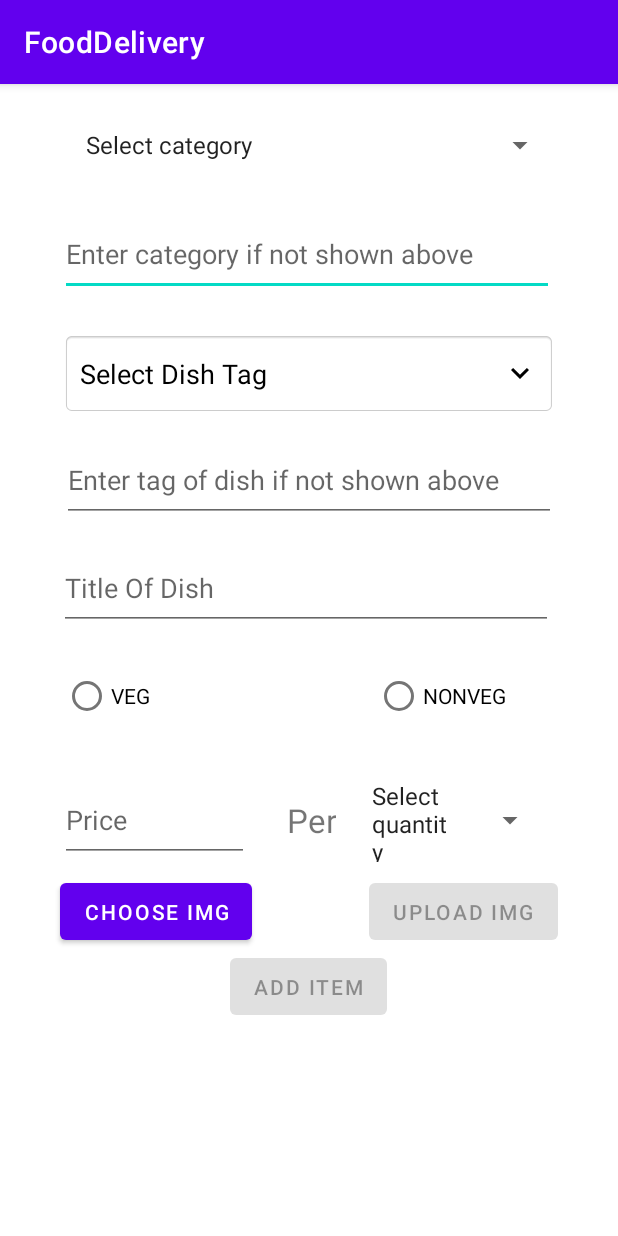
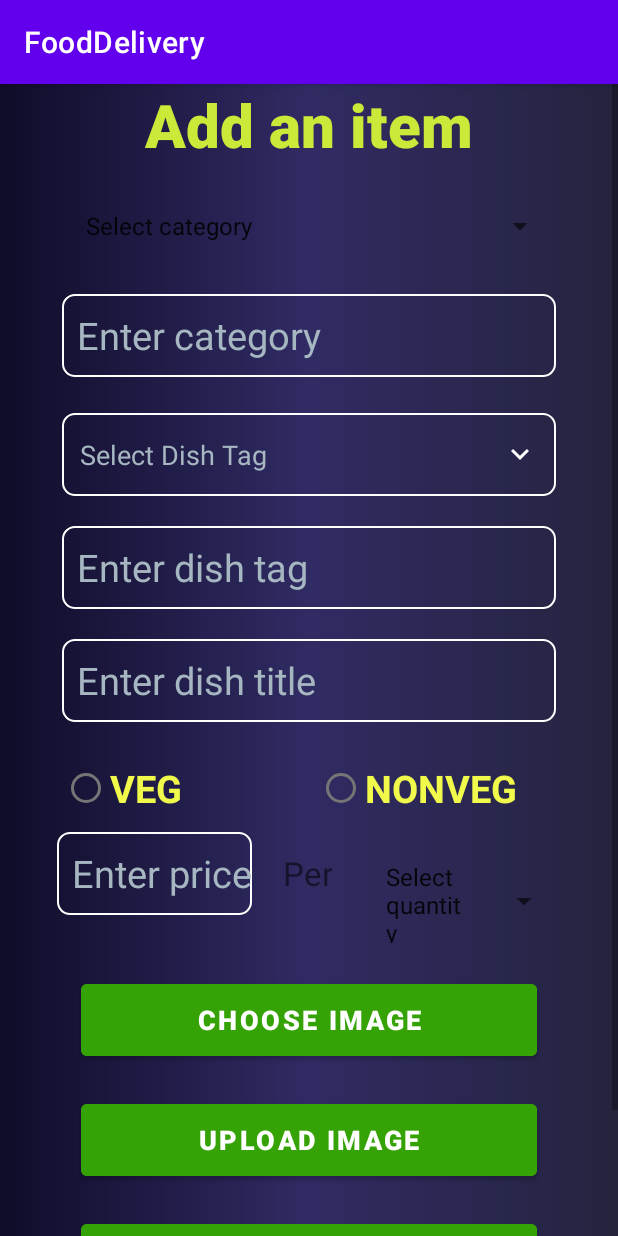
Before and after one commit to Div7195/FoodDeliveryApp, an Android app: the AddItemActivity screen opened directly, with no data from a screen before it, on a phone screen of 412 x 824 dp. Run offline under Robolectric (Android 15) with nearby library versions, the phone set to English and light mode, and no system bars; our stand-ins replace Firebase (no records; nobody signed in at launch, a user with empty details on screens opened directly); 3 statements that could not run were skipped.

Commit message:
continued UI work

```diff
--- a/app/src/main/res/drawable/baseline_add_25.xml
+++ b/app/src/main/res/drawable/baseline_add_25.xml
@@ -1,4 +1,4 @@
-<vector android:height="24dp" android:tint="#10780E"
+<vector android:height="24dp" android:tint="#35a306"
     android:viewportHeight="24" android:viewportWidth="24"
     android:width="24dp" xmlns:android="http://schemas.android.com/apk/res/android">
     <path android:fillColor="@android:color/white" android:pathData="M19,13h-6v6h-2v-6H5v-2h6V5h2v6h6v2z"/>
--- a/app/src/main/res/drawable/baseline_arrow_forward_24.xml
+++ b/app/src/main/res/drawable/baseline_arrow_forward_24.xml
@@ -1,5 +1,5 @@
 <vector android:autoMirrored="true" android:height="24dp"
-    android:tint="#838383" android:viewportHeight="24"
+    android:tint="#FFFFFF" android:viewportHeight="24"
     android:viewportWidth="24" android:width="24dp" xmlns:android="http://schemas.android.com/apk/res/android">
     <path android:fillColor="@android:color/white" android:pathData="M12,4l-1.41,1.41L16.17,11H4v2h12.17l-5.58,5.59L12,20l8,-8z"/>
 </vector>
--- a/app/src/main/res/drawable/baseline_horizontal_rule_25.xml
+++ b/app/src/main/res/drawable/baseline_horizontal_rule_25.xml
@@ -1,4 +1,4 @@
-<vector android:height="24dp" android:tint="#10780E"
+<vector android:height="24dp" android:tint="#35a306"
     android:viewportHeight="24" android:viewportWidth="24"
     android:width="24dp" xmlns:android="http://schemas.android.com/apk/res/android">
     <path android:fillColor="@android:color/white"
--- a/app/src/main/res/drawable/baseline_keyboard_arrow_down_24.xml
+++ b/app/src/main/res/drawable/baseline_keyboard_arrow_down_24.xml
@@ -1,4 +1,4 @@
-<vector android:height="24dp" android:tint="#000000"
+<vector android:height="24dp" android:tint="#FFFFFF"
     android:viewportHeight="24" android:viewportWidth="24"
     android:width="24dp" xmlns:android="http://schemas.android.com/apk/res/android">
     <path android:fillColor="@android:color/white" android:pathData="M7.41,8.59L12,13.17l4.59,-4.58L18,10l-6,6 -6,-6 1.41,-1.41z"/>
--- /dev/null
+++ b/app/src/main/res/drawable/round_outline.xml
@@ -0,0 +1,5 @@
+<shape xmlns:android="http://schemas.android.com/apk/res/android"
+    android:shape="rectangle">
+    <corners android:radius="10dp" />
+
+</shape>
--- a/app/src/main/res/layout/activity_add_item.xml
+++ b/app/src/main/res/layout/activity_add_item.xml
@@ -1,174 +1,132 @@
 <?xml version="1.0" encoding="utf-8"?>
-<androidx.constraintlayout.widget.ConstraintLayout xmlns:android="http://schemas.android.com/apk/res/android"
+<LinearLayout xmlns:android="http://schemas.android.com/apk/res/android"
     xmlns:app="http://schemas.android.com/apk/res-auto"
     xmlns:tools="http://schemas.android.com/tools"
     android:layout_width="match_parent"
     android:layout_height="match_parent"
+    android:orientation="vertical"
+    android:background="@drawable/gradient_background"
     tools:context="div.appd.divfoodzdeliveryapp.AddItemActivity"
     tools:ignore="MissingClass">
 
     <!-- text view to show the selected item-->
+    <ScrollView
+        android:layout_width="match_parent"
+        android:layout_height="wrap_content"
+        >
 
+
+<LinearLayout
+    android:layout_width="match_parent"
+    android:layout_height="wrap_content"
+    android:orientation="vertical"
+    android:gravity="center_horizontal"
+
+    >
+
+    <TextView
+        android:layout_width="match_parent"
+        android:layout_height="wrap_content"
+        android:fontFamily="sans-serif-black"
+        android:text="Add an item"
+        android:textColor="#caea39"
+        android:gravity="center_horizontal"
+        android:textSize="40sp" />
     <Spinner
         android:id="@+id/spinnerCategory"
         android:layout_width="329dp"
         android:layout_height="50dp"
         android:layout_marginTop="16dp"
         android:contentDescription="category"
-        app:layout_constraintEnd_toEndOf="parent"
-        app:layout_constraintStart_toStartOf="parent"
-        app:layout_constraintTop_toBottomOf="@+id/radioStock" />
+         />
 
     <EditText
         android:id="@+id/categoryField"
         android:layout_width="329dp"
         android:layout_height="55dp"
+        android:paddingStart="10dp"
+        android:layout_gravity="center_horizontal"
+        android:background="@drawable/border_text"
+        android:textSize="25sp"
+        android:textColor="@color/white"
+        android:textColorHint="#A7B7C2"
         android:layout_marginTop="20dp"
-        android:ems="10"
-        android:hint="Enter category if not shown above"
-        android:inputType="textPersonName"
-        app:layout_constraintEnd_toEndOf="parent"
-        app:layout_constraintHorizontal_bias="0.487"
-        app:layout_constraintStart_toStartOf="parent"
-        app:layout_constraintTop_toBottomOf="@+id/spinnerCategory" />
+        android:hint="Enter category"/>
+
 
     <TextView
         android:id="@+id/spinnerDishType"
         android:layout_width="329dp"
         android:layout_height="55dp"
         android:layout_marginTop="24dp"
-        android:textColor="@color/black"
-        android:background="@android:drawable/editbox_background"
+        android:textColor="@color/white"
         android:drawableEnd="@drawable/baseline_keyboard_arrow_down_24"
         android:gravity="center_vertical"
-        android:textColorHint="@color/black"
         android:hint="Select Dish Tag"
+        android:background="@drawable/border_text"
+        android:textColorHint="#A7B7C2"
         android:padding="12dp"
         android:textSize="18sp"
-        app:layout_constraintEnd_toEndOf="parent"
-        app:layout_constraintStart_toStartOf="parent"
-        app:layout_constraintTop_toBottomOf="@+id/categoryField" />
-
+         />
+    <EditText
+        android:id="@+id/dishTypeField"
+        android:layout_width="329dp"
+        android:layout_height="55dp"
+        android:paddingStart="10dp"
+        android:layout_gravity="center_horizontal"
+        android:background="@drawable/border_text"
+        android:hint="Enter dish tag"
+        android:textSize="25sp"
+        android:textColor="@color/white"
+        android:textColorHint="#A7B7C2"
+        android:layout_marginTop="20dp"/>
     <EditText
         android:id="@+id/dishTitleField"
         android:layout_width="329dp"
         android:layout_height="55dp"
-        android:layout_marginTop="88dp"
-        android:ems="10"
-        android:hint="Title Of Dish"
-        android:inputType="textPersonName"
-        app:layout_constraintEnd_toEndOf="parent"
-        app:layout_constraintHorizontal_bias="0.475"
-        app:layout_constraintStart_toStartOf="parent"
-        app:layout_constraintTop_toBottomOf="@+id/spinnerDishType" />
+        android:paddingStart="10dp"
+        android:layout_gravity="center_horizontal"
+        android:background="@drawable/border_text"
+        android:textSize="25sp"
+        android:textColor="@color/white"
+        android:textColorHint="#A7B7C2"
+        android:layout_marginTop="20dp"
+        android:hint="Enter dish title"/>
 
     <RadioGroup
         android:id="@+id/radioGroupVedNonveg"
         android:layout_width="329dp"
-        android:layout_height="55dp"
+        android:layout_height="wrap_content"
         android:layout_marginTop="20dp"
         android:orientation="horizontal"
-        app:layout_constraintEnd_toEndOf="parent"
-        app:layout_constraintHorizontal_bias="0.512"
-        app:layout_constraintStart_toStartOf="parent"
-        app:layout_constraintTop_toBottomOf="@+id/dishTitleField">
+        >
 
         <RadioButton
             android:id="@+id/radioVeg"
             android:layout_width="wrap_content"
             android:layout_height="wrap_content"
+            android:textColor="#f1fa4b"
+            android:textSize="25sp"
+            android:textStyle="bold"
             android:text="VEG" />
 
         <RadioButton
             android:id="@+id/radioNonveg"
             android:layout_width="wrap_content"
             android:layout_height="wrap_content"
-            android:layout_marginLeft="150dp"
+            android:layout_marginLeft="90dp"
+            android:textColor="#f1fa4b"
+            android:textSize="25sp"
+            android:textStyle="bold"
             android:text="NONVEG" />
 
     </RadioGroup>
 
-    <EditText
-        android:id="@+id/priceField"
-        android:layout_width="126dp"
-        android:layout_height="55dp"
-        android:layout_marginStart="40dp"
-        android:layout_marginTop="24dp"
-        android:ems="10"
-        android:hint="Price"
-        android:inputType="number"
-        app:layout_constraintEnd_toStartOf="@+id/textView3"
-        app:layout_constraintHorizontal_bias="0.0"
-        app:layout_constraintStart_toStartOf="parent"
-        app:layout_constraintTop_toBottomOf="@+id/radioGroupVedNonveg" />
 
-    <TextView
-        android:id="@+id/textView3"
-        android:layout_width="wrap_content"
-        android:layout_height="55dp"
-        android:layout_marginEnd="8dp"
-        android:gravity="center"
-        android:text="Per"
-        android:textSize="22sp"
-        app:layout_constraintBottom_toBottomOf="@+id/priceField"
-        app:layout_constraintEnd_toStartOf="@+id/spinnerQuantity" />
 
-    <Spinner
-        android:id="@+id/spinnerQuantity"
-        android:layout_width="132dp"
-        android:layout_height="55dp"
-        android:layout_marginEnd="48dp"
-        android:contentDescription="quantity"
-        app:layout_constraintBottom_toBottomOf="@+id/priceField"
-        app:layout_constraintEnd_toEndOf="parent" />
 
-    <Button
-        android:id="@+id/chooseButton"
-        android:layout_width="wrap_content"
-        android:layout_height="50dp"
-        android:layout_marginStart="40dp"
-        android:layout_marginTop="8dp"
-        android:text="Choose Img"
-        app:layout_constraintEnd_toStartOf="@+id/addItemButton"
-        app:layout_constraintHorizontal_bias="0.0"
-        app:layout_constraintStart_toStartOf="parent"
-        app:layout_constraintTop_toBottomOf="@+id/priceField" />
 
-    <Button
-        android:id="@+id/addItemButton"
-        android:layout_width="wrap_content"
-        android:layout_height="50dp"
-        android:enabled="false"
-        android:text="Add Item"
-        app:layout_constraintBottom_toBottomOf="parent"
-        app:layout_constraintEnd_toStartOf="@+id/progressBarAddingItem"
-        app:layout_constraintHorizontal_bias="0.917"
-        app:layout_constraintStart_toStartOf="parent"
-        app:layout_constraintTop_toBottomOf="@+id/chooseButton"
-        app:layout_constraintVertical_bias="0.0" />
 
-    <Button
-        android:id="@+id/uploadImgButton"
-        android:layout_width="wrap_content"
-        android:layout_height="50dp"
-        android:layout_marginEnd="40dp"
-        android:enabled="false"
-        android:text="Upload Img"
-        app:layout_constraintBottom_toBottomOf="@+id/chooseButton"
-        app:layout_constraintEnd_toEndOf="parent" />
-
-    <EditText
-        android:id="@+id/dishTypeField"
-        android:layout_width="329dp"
-        android:layout_height="55dp"
-        android:layout_marginTop="16dp"
-        android:ems="10"
-        android:hint="Enter tag of dish if not shown above"
-        android:inputType="textPersonName"
-        app:layout_constraintEnd_toEndOf="parent"
-        app:layout_constraintHorizontal_bias="0.497"
-        app:layout_constraintStart_toStartOf="parent"
-        app:layout_constraintTop_toBottomOf="@+id/spinnerDishType" />
 
     <RadioButton
         android:id="@+id/radioStock"
@@ -181,15 +139,89 @@
         app:layout_constraintHorizontal_bias="0.15"
         app:layout_constraintStart_toStartOf="parent"
         app:layout_constraintTop_toTopOf="parent" />
+    <LinearLayout
+        android:layout_width="match_parent"
+        android:layout_height="wrap_content"
+        android:orientation="horizontal"
+        android:layout_marginTop="5dp"
+        android:gravity="center_horizontal"
+        >
 
+
+        <EditText
+            android:id="@+id/priceField"
+            android:layout_width="wrap_content"
+            android:layout_height="55dp"
+            android:paddingStart="10dp"
+            android:layout_gravity="center_horizontal"
+            android:background="@drawable/border_text"
+            android:textSize="25sp"
+            android:textColor="@color/white"
+            android:textColorHint="#A7B7C2"
+            android:layout_marginTop="20dp"
+            android:hint="Enter price"/>
+
+        <TextView
+            android:id="@+id/textView3"
+            android:layout_width="wrap_content"
+            android:layout_height="55dp"
+            android:layout_marginStart="20dp"
+            android:gravity="center"
+            android:text="Per"
+            android:textSize="22sp"
+            app:layout_constraintBottom_toBottomOf="@+id/priceField"
+            app:layout_constraintEnd_toStartOf="@+id/spinnerQuantity" />
+
+        <Spinner
+            android:id="@+id/spinnerQuantity"
+            android:layout_width="132dp"
+            android:layout_height="55dp"
+            android:layout_marginStart="20dp"
+            android:contentDescription="quantity"
+            app:layout_constraintBottom_toBottomOf="@+id/priceField"
+            app:layout_constraintEnd_toEndOf="parent" />
+    </LinearLayout>
+    <Button
+        android:id="@+id/chooseButton"
+        android:layout_width="304dp"
+        android:layout_height="60dp"
+        android:layout_marginTop="20dp"
+        android:textSize="18sp"
+        android:text="Choose image"
+        android:textStyle="bold"
+        android:backgroundTint="#35a306"
+        />
+
+
+
+
+    <Button
+        android:id="@+id/uploadImgButton"
+        android:layout_width="304dp"
+        android:layout_height="60dp"
+        android:layout_marginTop="20dp"
+        android:textSize="18sp"
+        android:text="Upload image"
+        android:textStyle="bold"
+        android:backgroundTint="#35a306"
+        />
+    <Button
+        android:id="@+id/addItemButton"
+        android:layout_width="304dp"
+        android:layout_height="60dp"
+        android:layout_marginTop="20dp"
+        android:textSize="18sp"
+        android:text="Add item"
+        android:textStyle="bold"
+        android:backgroundTint="#35a306"
+        />
     <ProgressBar
         android:id="@+id/progressBarAddingItem"
         style="?android:attr/progressBarStyle"
         android:layout_width="wrap_content"
         android:layout_height="wrap_content"
-        android:layout_marginEnd="92dp"
         android:visibility="invisible"
-        app:layout_constraintBottom_toBottomOf="@+id/addItemButton"
-        app:layout_constraintEnd_toEndOf="parent" />
-
-</androidx.constraintlayout.widget.ConstraintLayout>
+         />
+        </LinearLayout>
+    </ScrollView>
+</LinearLayout>
--- a/app/src/main/res/layout/activity_dishes_explore.xml
+++ b/app/src/main/res/layout/activity_dishes_explore.xml
@@ -6,6 +6,7 @@
     android:layout_width="match_parent"
     android:layout_height="match_parent"
     android:id="@+id/ll_parent_1"
+    android:background="@drawable/gradient_background"
     android:orientation="vertical"
     >
 
--- a/app/src/main/res/layout/activity_dishtype_explore.xml
+++ b/app/src/main/res/layout/activity_dishtype_explore.xml
@@ -4,6 +4,7 @@
     xmlns:tools="http://schemas.android.com/tools"
     android:layout_width="match_parent"
     android:layout_height="match_parent"
+    android:background="@drawable/gradient_background"
     tools:context="div.appd.divfoodzdeliveryapp.DishtypeExploreActivity">
 
     <ProgressBar
--- a/app/src/main/res/layout/activity_menu_edit.xml
+++ b/app/src/main/res/layout/activity_menu_edit.xml
@@ -6,6 +6,7 @@
     android:layout_width="match_parent"
     android:layout_height="match_parent"
     android:orientation="vertical"
+    android:background="@drawable/gradient_background"
     >
 
     <LinearLayout
--- a/app/src/main/res/layout/activity_orders_list.xml
+++ b/app/src/main/res/layout/activity_orders_list.xml
@@ -5,6 +5,7 @@
     tools:context="div.appd.divfoodzdeliveryapp.OrdersListActivity"
     android:layout_width="match_parent"
     android:layout_height="match_parent"
+    android:background="@drawable/gradient_background"
     android:orientation="vertical"
     >
 
--- a/app/src/main/res/layout/restaurent_item.xml
+++ b/app/src/main/res/layout/restaurent_item.xml
@@ -2,6 +2,7 @@
     android:layout_width="match_parent"
     android:layout_height="wrap_content"
     android:layout_marginBottom="20dp"
+    android:background="@drawable/border_text"
     >
 
     <!-- Food Image -->
@@ -26,6 +27,7 @@
         android:layout_marginTop="12dp"
         android:layout_toEndOf="@+id/image_restaurent"
         android:text="Domino's Pizza"
+        android:textColor="#7ae1e7"
         android:textSize="25sp"
         android:textStyle="bold" />
 
@@ -38,6 +40,7 @@
         android:layout_marginTop="4dp"
         android:layout_toEndOf="@+id/image_restaurent"
         android:text="Restaurent"
+        android:textColor="@color/white"
         android:textSize="18sp" />
 
     <TextView
@@ -47,6 +50,8 @@
         android:layout_below="@+id/dishOrResto"
         android:layout_marginStart="26dp"
         android:layout_marginTop="8dp"
+        android:textColor="#f1fa4b"
+        android:textStyle="italic"
         android:layout_toEndOf="@+id/image_restaurent"
         android:text="Pizza, Bread, Rolls, Burgers"
         android:textSize="18sp" />
```
Also changed, not shown: app/src/main/res/layout/activity_order_view_user.xml (+66 -26 lines), app/src/main/res/layout/activity_user_resto.xml (+9 -2 lines), app/src/main/res/layout/cart_item_checkout.xml (+9 -8 lines), app/src/main/res/layout/dish_item_res.xml (+11 -7 lines), app/src/main/res/layout/dishtype_item.xml (+12 -4 lines), app/src/main/res/layout/order_item_list.xml (+9 -9 lines), app/src/main/res/layout/restaurent_dish_item.xml (+12 -8 lines).
